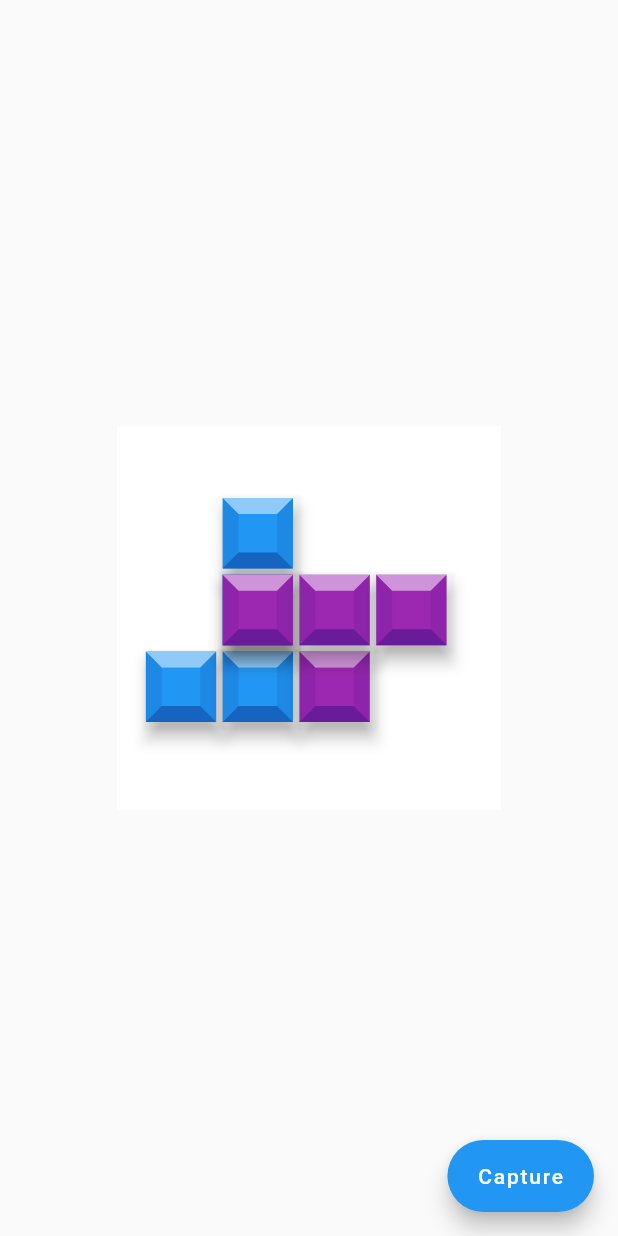
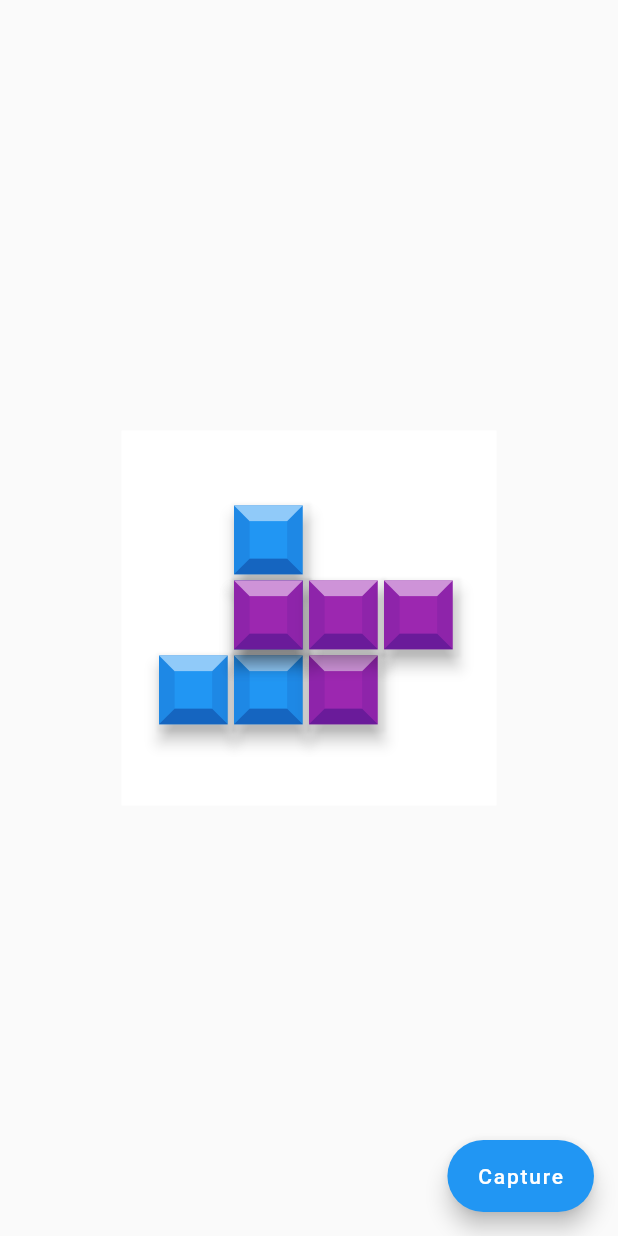
Before and after one commit to BreadKey/flutter-tetris, a Flutter app: the screen it shows after launch, on a phone screen of 412 x 824 dp. Run offline on Flutter 3.47's test engine with Material 2 defaults, Android fonts, the light colour scheme and no system bars; our stand-ins replace audioplayers, rxdart, sqflite; missing offline and left inert: screen; accounts and stored records are empty.

Commit message:
fix app icon background

```diff
--- a/app_icon_drawer/lib/main.dart
+++ b/app_icon_drawer/lib/main.dart
@@ -107,11 +107,11 @@ class AppIcon extends StatelessWidget {
   AppIcon({Key key}) : super(key: key);
   @override
   Widget build(BuildContext context) => Container(
-      width: 256,
-      height: 256,
+      width: 250,
+      height: 250,
       color: Colors.white,
       child: Transform.translate(
-        offset: Offset(-32, 48),
+        offset: Offset(-25, 50),
         child: Stack(
           children: [
             TetrominoRenderer(TetrominoName.J,
```
Also changed, not shown: assets/app_icon.png, 23 other files.
